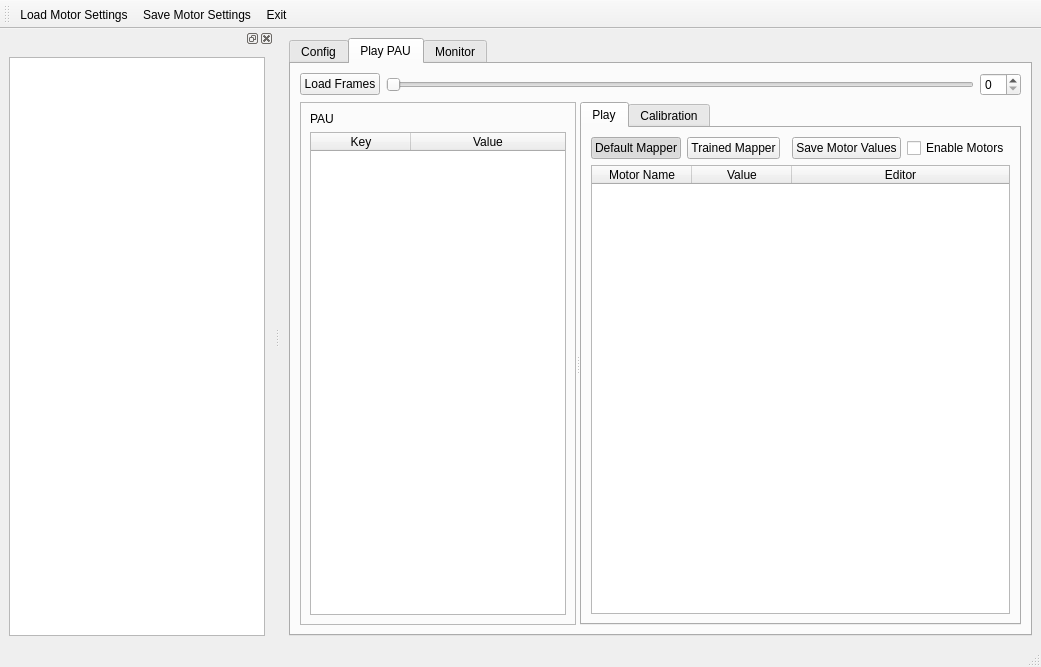
Before: the Qt Designer form ui/mainwindow.ui in wenwei-dev/motor-calibration, drawn with Qt 5.
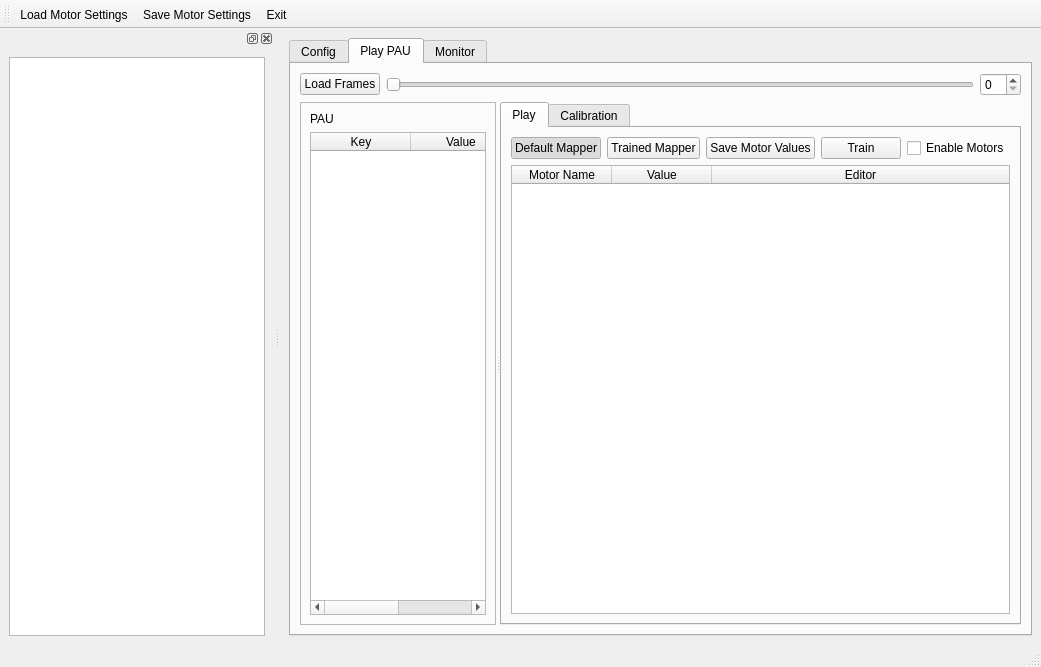
After: the same form once the commit is applied. The open tabs and pages were chosen to show the change. Icons and pictures are not drawn.

Commit message: Add train button

The edit to the form file:
```diff
--- a/ui/mainwindow.ui
+++ b/ui/mainwindow.ui
@@ -269,6 +269,13 @@
                  </property>
                 </widget>
                </item>
+               <item>
+                <widget class="QPushButton" name="trainButton">
+                 <property name="text">
+                  <string>Train</string>
+                 </property>
+                </widget>
+               </item>
                <item>
                 <widget class="QCheckBox" name="enablePlayMotorsCheckBox">
                  <property name="text">
```
The commit also changes 2 other files.
